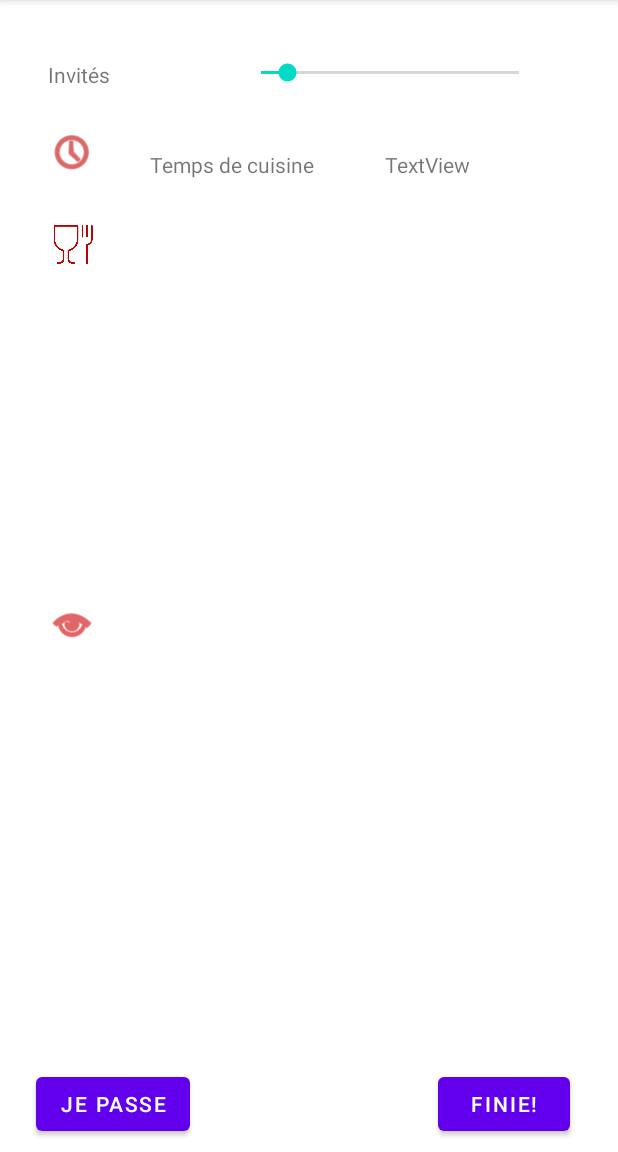
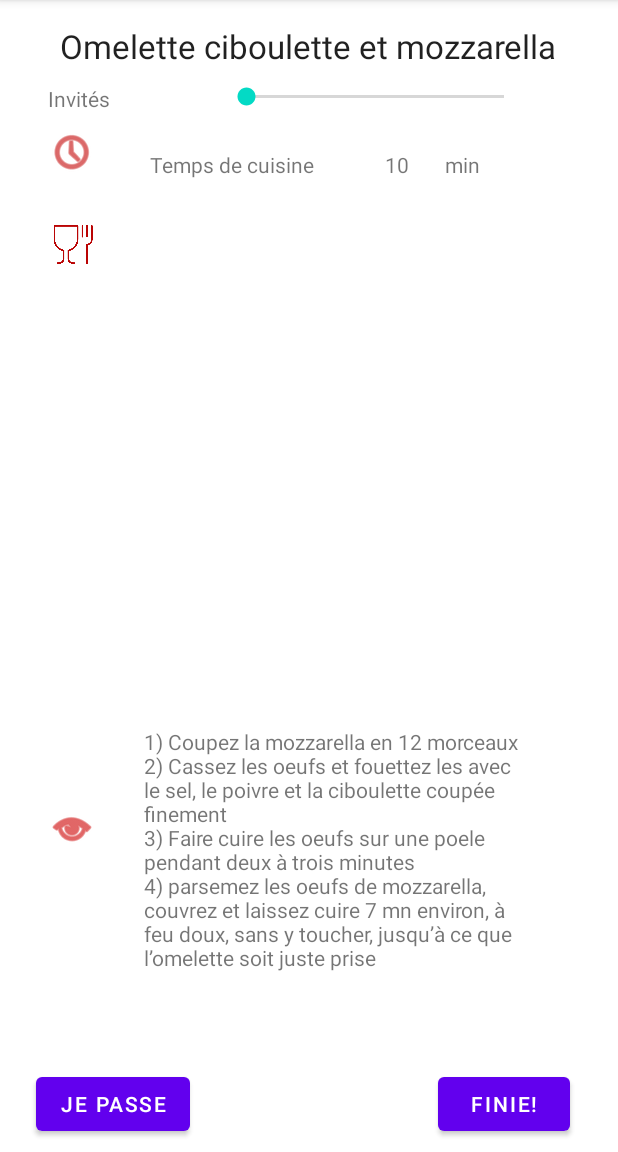
Before and after one commit to carolinelagarde/Cuistocs, an Android app: the RecetteActivity screen opened directly, with no data from a screen before it, on a phone screen of 412 x 824 dp, the part 84-1236 px from its top. Run offline under Robolectric (Android 15) with nearby library versions, the phone set to English and light mode, and no system bars.

Commit message:
affichage recette 3

```diff
--- a/app/src/main/java/com/example/cuistocs/RecetteActivity.java
+++ b/app/src/main/java/com/example/cuistocs/RecetteActivity.java
@@ -66,20 +66,36 @@ public class RecetteActivity extends AppCompatActivity implements SeekBar.OnSeek
         SeekBar barre=findViewById(R.id.seekBar); // barre de choix du nombre d'invités
         barre.setOnSeekBarChangeListener(this);
 
-        //////// accès à la matrice recette
+        //////// accès à la matrice recette de test
+        Vector<Ingredient> lesIngredientsdelaRecette=new Vector<Ingredient>();
+        Vector <Recette> livreRecettes=new Vector<Recette>();
+
+        lesIngredientsdelaRecette.add(new Ingredient(25,"g","mozarella"));
+        lesIngredientsdelaRecette.add(new Ingredient(4,"","oeufs"));
+        lesIngredientsdelaRecette.add(new Ingredient(1,"bouquet","ciboulette"));
+        lesIngredientsdelaRecette.add(new Ingredient(2,"cuilleres a soupe","huile"));
+        lesIngredientsdelaRecette.add(new Ingredient(1,"pincée","sel"));
+        lesIngredientsdelaRecette.add(new Ingredient(1,"pincée","poivre"));
+
+        livreRecettes.add(new Recette(1,"Omelette ciboulette et mozzarella",10,lesIngredientsdelaRecette,"1) Coupez la mozzarella en 12 morceaux"+"\n"+"2) Cassez les oeufs et fouettez les avec le sel, le poivre et la ciboulette coupée finement"+"\n"+"3) Faire cuire les oeufs sur une poele pendant deux à trois minutes"+"\n"+"4) parsemez les oeufs de mozzarella, couvrez et laissez cuire 7 mn environ, à feu doux, sans y toucher, jusqu’à ce que l’omelette soit juste prise"));
 
 
-        Recette recette=matriceRecette[numeroSemaine][numeroJour];
+       // Recette recette=matriceRecette[numeroSemaine][numeroJour];
+        Recette recette=livreRecettes.get(0);
         int tempsDeCuisine=recette.getTempsdecuisine();
         lesIngrédients = recette.getIngredients();
         String instructions=recette.getInstructions();
+        String Titre=recette.getTitre();
 
-    TextView TempsDeCuisine=findViewById(R.id.tempsCuisine);
-    TextView Recette=findViewById(R.id.Recette);
+    TextView ViewTempsDeCuisine=findViewById(R.id.tempsCuisine);
+    TextView ViewRecette=findViewById(R.id.Recette);
+    TextView ViewTitre=findViewById(R.id.Titre);
 
 
-    TempsDeCuisine.setText(tempsDeCuisine);
-    Recette.setText(instructions);
+
+     ViewTempsDeCuisine.setText(Integer.toString(tempsDeCuisine));
+    ViewRecette.setText(instructions);
+    ViewTitre.setText(Titre);
 
         }
 
@@ -89,10 +105,9 @@ public class RecetteActivity extends AppCompatActivity implements SeekBar.OnSeek
     public void onProgressChanged(SeekBar seekBar, int progress, boolean fromUser) {
         TextView NbInvites =findViewById(R.id.NbInvites); //on affiche le nombre d'invités choisis
         NbInvites.setText(Integer.toString(progress));
+        LinearLayout ListeIngrédients=findViewById(R.id.Ingrédients);
+        ListeIngrédients.removeAllViewsInLayout();
         for (int i=0;i<lesIngrédients.size();i++){
-            LinearLayout ListeIngrédients=findViewById(R.id.Ingrédients);
-            ListeIngrédients.removeAllViewsInLayout();
-
             Ingredient ingrédient=lesIngrédients.get(i);
             String Quantité;
             Quantité = Integer.toString(ingrédient.getQuantité(progress));
@@ -110,9 +125,9 @@ public class RecetteActivity extends AppCompatActivity implements SeekBar.OnSeek
     @Override
     public void onStopTrackingTouch(SeekBar seekBar) {
 
-    }
+    }}
 
-    void finRecette(View view) {
+    /*void finRecette(View view) {
         // si bouton Fini clique : +1 point !
         if (view.equals(boutonFini)) {
             points += 1;
@@ -148,6 +163,4 @@ public class RecetteActivity extends AppCompatActivity implements SeekBar.OnSeek
 
 
     }
-
-
-}
+    */
--- a/app/src/main/res/layout/activity_recette.xml
+++ b/app/src/main/res/layout/activity_recette.xml
@@ -10,11 +10,11 @@
         android:id="@+id/seekBar"
         android:layout_width="204dp"
         android:layout_height="34dp"
-        android:layout_marginTop="32dp"
-        android:layout_marginEnd="50dp"
-        android:layout_marginRight="50dp"
+        android:layout_marginTop="48dp"
+        android:layout_marginEnd="60dp"
+        android:layout_marginRight="60dp"
         android:max="10"
-        android:progress="1"
+        android:progress="0"
         app:layout_constraintEnd_toEndOf="parent"
         app:layout_constraintTop_toTopOf="parent" />
 
@@ -22,7 +22,7 @@
         android:id="@+id/NbInvites"
         android:layout_width="wrap_content"
         android:layout_height="wrap_content"
-        android:layout_marginTop="16dp"
+        android:layout_marginTop="32dp"
         android:layout_marginEnd="32dp"
         android:layout_marginRight="32dp"
         android:textAppearance="@style/TextAppearance.AppCompat.Display2"
@@ -92,7 +92,7 @@
         android:layout_height="wrap_content"
         android:layout_marginStart="32dp"
         android:layout_marginLeft="32dp"
-        android:layout_marginTop="40dp"
+        android:layout_marginTop="56dp"
         android:text="Invités"
         app:layout_constraintStart_toStartOf="parent"
         app:layout_constraintTop_toTopOf="parent" />
@@ -115,7 +115,7 @@
         android:layout_height="wrap_content"
         android:layout_marginStart="32dp"
         android:layout_marginLeft="32dp"
-        android:layout_marginBottom="336dp"
+        android:layout_marginBottom="200dp"
         app:layout_constraintBottom_toBottomOf="parent"
         app:layout_constraintStart_toStartOf="parent"
         app:srcCompat="@android:drawable/ic_menu_view"
@@ -123,8 +123,8 @@
 
     <ScrollView
 
-        android:layout_width="249dp"
-        android:layout_height="45dp"
+        android:layout_width="282dp"
+        android:layout_height="143dp"
         android:layout_marginStart="24dp"
         android:layout_marginLeft="24dp"
         android:layout_marginTop="150dp"
@@ -140,8 +140,8 @@
 
     <TextView
         android:id="@+id/Recette"
-        android:layout_width="275dp"
-        android:layout_height="272dp"
+        android:layout_width="272dp"
+        android:layout_height="163dp"
         android:layout_marginStart="32dp"
         android:layout_marginLeft="32dp"
         android:layout_marginBottom="120dp"
@@ -149,4 +149,26 @@
         app:layout_constraintBottom_toBottomOf="parent"
         app:layout_constraintStart_toEndOf="@+id/imageView5" />
 
+    <TextView
+        android:id="@+id/textView9"
+        android:layout_width="wrap_content"
+        android:layout_height="wrap_content"
+        android:layout_marginStart="24dp"
+        android:layout_marginLeft="24dp"
+        android:layout_marginTop="100dp"
+        android:text="min"
+        app:layout_constraintStart_toEndOf="@+id/tempsCuisine"
+        app:layout_constraintTop_toTopOf="parent" />
+
+    <TextView
+        android:id="@+id/Titre"
+        android:layout_width="wrap_content"
+        android:layout_height="wrap_content"
+        android:layout_marginTop="16dp"
+        android:textAppearance="@style/TextAppearance.AppCompat.Large"
+        app:layout_constraintEnd_toEndOf="parent"
+        app:layout_constraintHorizontal_bias="0.498"
+        app:layout_constraintStart_toStartOf="parent"
+        app:layout_constraintTop_toTopOf="parent" />
+
 </androidx.constraintlayout.widget.ConstraintLayout>
```
